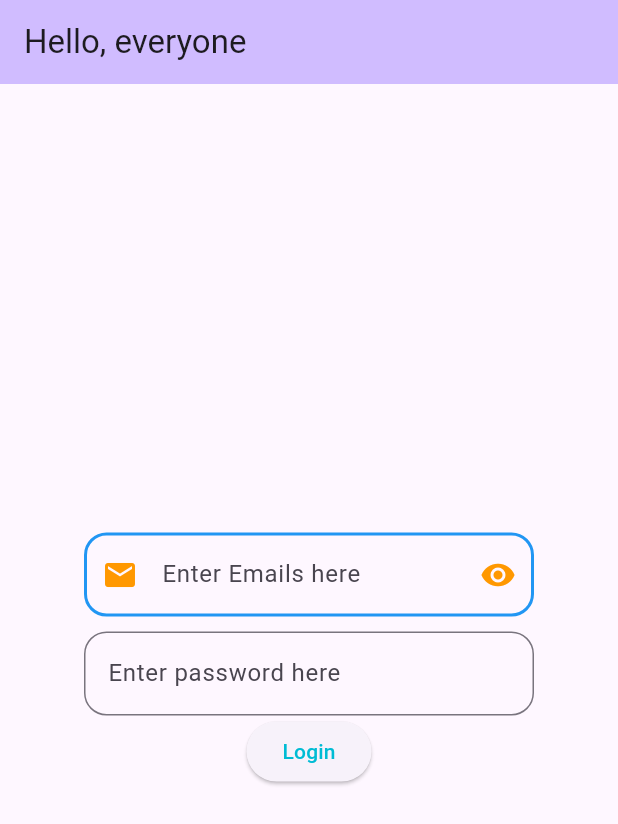
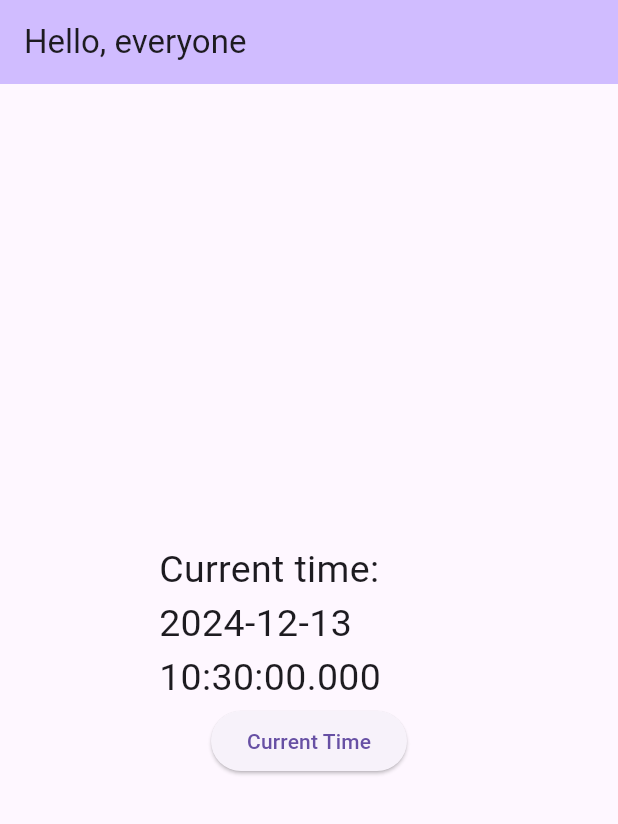
Before and after one commit to AM1T-44/Flutter-Learning-2, a Flutter app: the screen it shows after launch, on a phone screen of 412 x 824 dp. Shown: the top 824 px of the screen. Run offline on Flutter 3.47's test engine with Material 3 defaults, Android fonts, the phone set to English and light mode, and no system bars.

Commit message:
Date & Time

```diff
--- a/flutter_learn_2/lib/main.dart
+++ b/flutter_learn_2/lib/main.dart
@@ -28,11 +28,10 @@ class MyHomePage extends StatefulWidget {
 }
 
 class _MyHomePageState extends State<MyHomePage> {
-  var emailText = TextEditingController();
-  var passText = TextEditingController();
-
   @override
   Widget build(BuildContext context) {
+    var time = DateTime.now();
+
     return Scaffold(
         appBar: AppBar(
           backgroundColor: Theme.of(context).colorScheme.inversePrimary,
@@ -40,68 +39,20 @@ class _MyHomePageState extends State<MyHomePage> {
         ),
         body: Center(
           child: Container(
-            width: 300,
+            width: 200,
+            height: 200,
             child: Column(
               mainAxisAlignment: MainAxisAlignment.center,
               children: [
-                TextField(
-                  //enabled: false,
-                  keyboardType: TextInputType.emailAddress,
-                  controller: emailText,
-                  decoration: InputDecoration(
-                    hintText: "Enter Emails here",
-                    focusedBorder: OutlineInputBorder(
-                        borderRadius: BorderRadius.circular(15),
-                        borderSide:
-                            BorderSide(color: Colors.deepOrange, width: 2)),
-                    enabledBorder: OutlineInputBorder(
-                        borderRadius: BorderRadius.circular(15),
-                        borderSide: BorderSide(color: Colors.blue, width: 2)),
-                    disabledBorder: OutlineInputBorder(
-                        borderRadius: BorderRadius.circular(15),
-                        borderSide: BorderSide(color: Colors.black, width: 2)),
-                    //suffixText: "Email",
-                    suffixIcon: IconButton(
-                        onPressed: () {},
-                        icon: Icon(
-                          Icons.remove_red_eye,
-                          color: Colors.orange,
-                        )),
-                    prefixIcon: Icon(
-                      Icons.email,
-                      color: Colors.orange,
-                    ),
-                  ),
-                ),
-                Container(
-                  height: 10,
-                ),
-                TextField(
-                  controller: passText,
-                  obscureText: true,
-                  obscuringCharacter: '*',
-                  cursorColor: Colors.amber.shade600,
-                  decoration: InputDecoration(
-                    hintText: 'Enter password here',
-                    border: OutlineInputBorder(
-                        borderRadius: BorderRadius.circular(15),
-                        borderSide: BorderSide(
-                          color: Colors.deepOrange,
-                        )),
-                    //focusedBorder:
-                  ),
+                Text(
+                  'Current time: ${time}',
+                  style: TextStyle(fontSize: 25),
                 ),
                 ElevatedButton(
                     onPressed: () {
-                      String uEmail = emailText.text.toString();
-                      String uPass = passText.text;
-
-                      print('Email: $uEmail \nPassword: $uPass');
+                      setState(() {});
                     },
-                    child: Text(
-                      'Login',
-                      style: TextStyle(color: Colors.cyan),
-                    )),
+                    child: Text("Current Time"))
               ],
             ),
           ),
```
